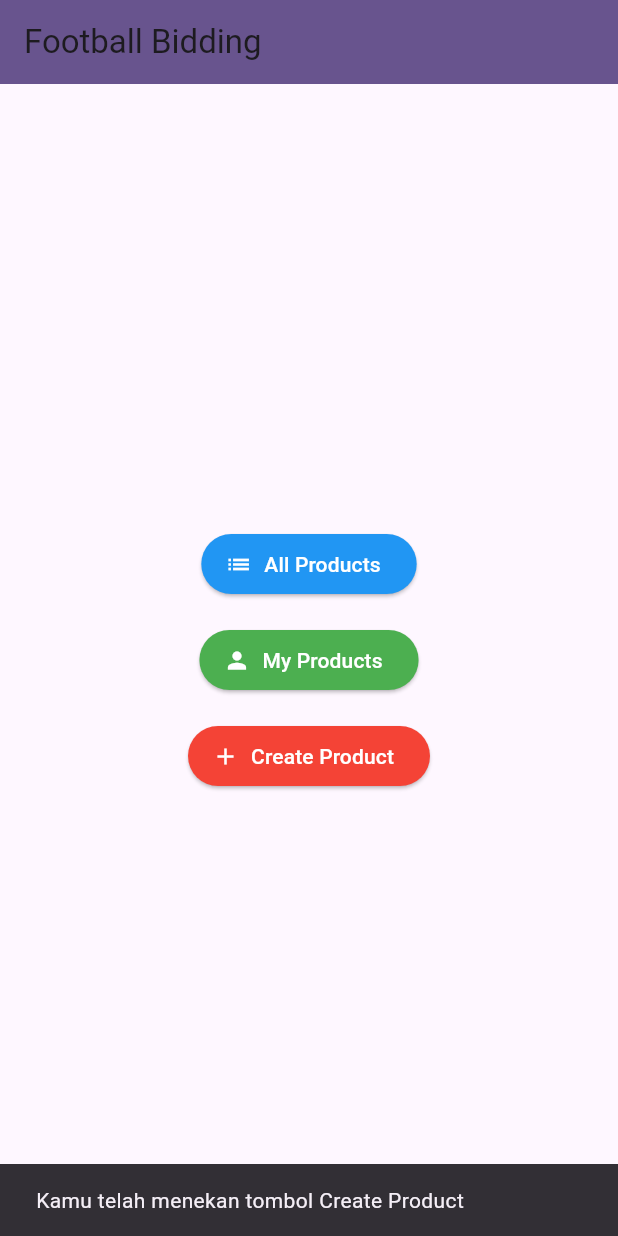
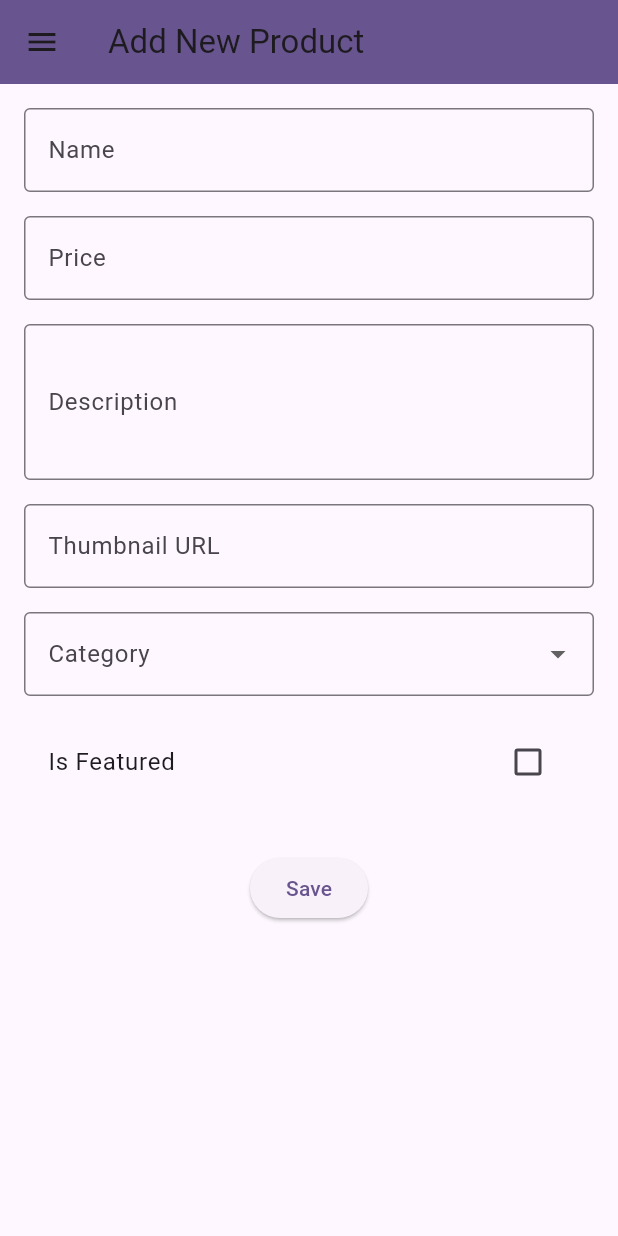
Before and after one commit to nzafranf/football-bidding-flutter, a Flutter app: the screen it shows after launch, after a tap on "Create Product", on a phone screen of 412 x 824 dp. Run offline on Flutter 3.47's test engine with Material 3 defaults, Android fonts, the phone set to English and light mode, and no system bars.

Commit message:
Implement Tugas 8: Navigation, Layouts, Forms, and Input Elements

```diff
--- a/lib/main.dart
+++ b/lib/main.dart
@@ -1,4 +1,5 @@
 import 'package:flutter/material.dart';
+import 'screens/product_form.dart';
 
 void main() {
   runApp(const MyApp());
@@ -19,70 +20,3 @@ class MyApp extends StatelessWidget {
     );
   }
 }
-
-class MyHomePage extends StatefulWidget {
-  const MyHomePage({super.key});
-
-  @override
-  State<MyHomePage> createState() => _MyHomePageState();
-}
-
-class _MyHomePageState extends State<MyHomePage> {
-  @override
-  Widget build(BuildContext context) {
-    return Scaffold(
-      appBar: AppBar(
-        title: const Text('Football Bidding'),
-        backgroundColor: Theme.of(context).colorScheme.primary,
-      ),
-      body: Center(
-        child: Column(
-          mainAxisAlignment: MainAxisAlignment.center,
-          children: <Widget>[
-            ElevatedButton.icon(
-              onPressed: () {
-                ScaffoldMessenger.of(context).showSnackBar(
-                  const SnackBar(content: Text('Kamu telah menekan tombol All Products')),
-                );
-              },
-              icon: const Icon(Icons.list),
-              label: const Text('All Products'),
-              style: ElevatedButton.styleFrom(
-                backgroundColor: Colors.blue,
-                foregroundColor: Colors.white,
-              ),
-            ),
-            const SizedBox(height: 16),
-            ElevatedButton.icon(
-              onPressed: () {
-                ScaffoldMessenger.of(context).showSnackBar(
-                  const SnackBar(content: Text('Kamu telah menekan tombol My Products')),
-                );
-              },
-              icon: const Icon(Icons.person),
-              label: const Text('My Products'),
-              style: ElevatedButton.styleFrom(
-                backgroundColor: Colors.green,
-                foregroundColor: Colors.white,
-              ),
-            ),
-            const SizedBox(height: 16),
-            ElevatedButton.icon(
-              onPressed: () {
-                ScaffoldMessenger.of(context).showSnackBar(
-                  const SnackBar(content: Text('Kamu telah menekan tombol Create Product')),
-                );
-              },
-              icon: const Icon(Icons.add),
-              label: const Text('Create Product'),
-              style: ElevatedButton.styleFrom(
-                backgroundColor: Colors.red,
-                foregroundColor: Colors.white,
-              ),
-            ),
-          ],
-        ),
-      ),
-    );
-  }
-}
--- /dev/null
+++ b/lib/screens/product_form.dart
@@ -0,0 +1,343 @@
+import 'package:flutter/material.dart';
+
+class ProductFormPage extends StatefulWidget {
+  const ProductFormPage({super.key});
+
+  @override
+  State<ProductFormPage> createState() => _ProductFormPageState();
+}
+
+class MyHomePage extends StatefulWidget {
+  const MyHomePage({super.key});
+
+  @override
+  State<MyHomePage> createState() => _MyHomePageState();
+}
+
+class _MyHomePageState extends State<MyHomePage> {
+  @override
+  Widget build(BuildContext context) {
+    return Scaffold(
+      appBar: AppBar(
+        title: const Text('Football Bidding'),
+        backgroundColor: Theme.of(context).colorScheme.primary,
+      ),
+      drawer: Drawer(
+        child: ListView(
+          padding: EdgeInsets.zero,
+          children: [
+            const DrawerHeader(
+              decoration: BoxDecoration(
+                color: Colors.deepPurple,
+              ),
+              child: Text(
+                'Football Bidding',
+                style: TextStyle(
+                  color: Colors.white,
+                  fontSize: 24,
+                ),
+              ),
+            ),
+            ListTile(
+              leading: const Icon(Icons.home),
+              title: const Text('Home'),
+              onTap: () {
+                Navigator.pop(context); // Close drawer
+              },
+            ),
+            ListTile(
+              leading: const Icon(Icons.add),
+              title: const Text('Add Product'),
+              onTap: () {
+                Navigator.push(
+                  context,
+                  MaterialPageRoute(builder: (context) => const ProductFormPage()),
+                );
+              },
+            ),
+          ],
+        ),
+      ),
+      body: Center(
+        child: Column(
+          mainAxisAlignment: MainAxisAlignment.center,
+          children: <Widget>[
+            ElevatedButton.icon(
+              onPressed: () {
+                ScaffoldMessenger.of(context).showSnackBar(
+                  const SnackBar(content: Text('Kamu telah menekan tombol All Products')),
+                );
+              },
+              icon: const Icon(Icons.list),
+              label: const Text('All Products'),
+              style: ElevatedButton.styleFrom(
+                backgroundColor: Colors.blue,
+                foregroundColor: Colors.white,
+              ),
+            ),
+            const SizedBox(height: 16),
+            ElevatedButton.icon(
+              onPressed: () {
+                ScaffoldMessenger.of(context).showSnackBar(
+                  const SnackBar(content: Text('Kamu telah menekan tombol My Products')),
+                );
+              },
+              icon: const Icon(Icons.person),
+              label: const Text('My Products'),
+              style: ElevatedButton.styleFrom(
+                backgroundColor: Colors.green,
+                foregroundColor: Colors.white,
+              ),
+            ),
+            const SizedBox(height: 16),
+            ElevatedButton.icon(
+              onPressed: () {
+                Navigator.push(
+                  context,
+                  MaterialPageRoute(builder: (context) => const ProductFormPage()),
+                );
+              },
+              icon: const Icon(Icons.add),
+              label: const Text('Create Product'),
+              style: ElevatedButton.styleFrom(
+                backgroundColor: Colors.red,
+                foregroundColor: Colors.white,
+              ),
+            ),
+          ],
+        ),
+      ),
+    );
+  }
+}
+
+class _ProductFormPageState extends State<ProductFormPage> {
+  final _formKey = GlobalKey<FormState>();
+  String _name = "";
+  int _price = 0;
+  String _description = "";
+  String _thumbnail = "";
+  String _category = "";
+  bool _isFeatured = false;
+
+  @override
+  Widget build(BuildContext context) {
+    return Scaffold(
+      appBar: AppBar(
+        title: const Text('Add New Product'),
+        backgroundColor: Theme.of(context).colorScheme.primary,
+      ),
+      drawer: Drawer(
+        child: ListView(
+          padding: EdgeInsets.zero,
+          children: [
+            const DrawerHeader(
+              decoration: BoxDecoration(
+                color: Colors.deepPurple,
+              ),
+              child: Text(
+                'Football Bidding',
+                style: TextStyle(
+                  color: Colors.white,
+                  fontSize: 24,
+                ),
+              ),
+            ),
+            ListTile(
+              leading: const Icon(Icons.home),
+              title: const Text('Home'),
+              onTap: () {
+                Navigator.pushReplacement(
+                  context,
+                  MaterialPageRoute(builder: (context) => const MyHomePage()),
+                );
+              },
+            ),
+            ListTile(
+              leading: const Icon(Icons.add),
+              title: const Text('Add Product'),
+              onTap: () {
+                Navigator.pop(context); // Close drawer
+              },
+            ),
+          ],
+        ),
+      ),
+      body: Form(
+        key: _formKey,
+        child: SingleChildScrollView(
+          padding: const EdgeInsets.all(16.0),
+          child: Column(
+            crossAxisAlignment: CrossAxisAlignment.start,
+            children: [
+              TextFormField(
+                decoration: const InputDecoration(
+                  labelText: 'Name',
+                  border: OutlineInputBorder(),
+                ),
+                onChanged: (String? value) {
+                  setState(() {
+                    _name = value!;
+                  });
+                },
+                validator: (String? value) {
+                  if (value == null || value.isEmpty) {
+                    return 'Name cannot be empty!';
+                  }
+                  if (value.length < 3) {
+                    return 'Name must be at least 3 characters!';
+                  }
+                  return null;
+                },
+              ),
+              const SizedBox(height: 16),
+              TextFormField(
+                decoration: const InputDecoration(
+                  labelText: 'Price',
+                  border: OutlineInputBorder(),
+                ),
+                keyboardType: TextInputType.number,
+                onChanged: (String? value) {
+                  setState(() {
+                    _price = int.tryParse(value!) ?? 0;
+                  });
+                },
+                validator: (String? value) {
+                  if (value == null || value.isEmpty) {
+                    return 'Price cannot be empty!';
+                  }
+                  final price = int.tryParse(value);
+                  if (price == null) {
+                    return 'Price must be a valid number!';
+                  }
+                  if (price <= 0) {
+                    return 'Price must be greater than 0!';
+                  }
+                  return null;
+                },
+              ),
+              const SizedBox(height: 16),
+              TextFormField(
+                decoration: const InputDecoration(
+                  labelText: 'Description',
+                  border: OutlineInputBorder(),
+                ),
+                maxLines: 3,
+                onChanged: (String? value) {
+                  setState(() {
+                    _description = value!;
+                  });
+                },
+                validator: (String? value) {
+                  if (value == null || value.isEmpty) {
+                    return 'Description cannot be empty!';
+                  }
+                  if (value.length < 10) {
+                    return 'Description must be at least 10 characters!';
+                  }
+                  return null;
+                },
+              ),
+              const SizedBox(height: 16),
+              TextFormField(
+                decoration: const InputDecoration(
+                  labelText: 'Thumbnail URL',
+                  border: OutlineInputBorder(),
+                ),
+                onChanged: (String? value) {
+                  setState(() {
+                    _thumbnail = value!;
+                  });
+                },
+                validator: (String? value) {
+                  if (value == null || value.isEmpty) {
+                    return 'Thumbnail URL cannot be empty!';
+                  }
+                  final uri = Uri.tryParse(value);
+                  if (uri == null || !uri.hasScheme || !uri.hasAuthority) {
+                    return 'Please enter a valid URL!';
+                  }
+                  return null;
+                },
+              ),
+              const SizedBox(height: 16),
+              DropdownButtonFormField<String>(
+                decoration: const InputDecoration(
+                  labelText: 'Category',
+                  border: OutlineInputBorder(),
+                ),
+                value: _category.isEmpty ? null : _category,
+                items: ['Jersey', 'Ball', 'Shoes', 'Accessories'].map((String value) {
+                  return DropdownMenuItem<String>(
+                    value: value,
+                    child: Text(value),
+                  );
+                }).toList(),
+                onChanged: (String? newValue) {
+                  setState(() {
+                    _category = newValue!;
+                  });
+                },
+                validator: (String? value) {
+                  if (value == null || value.isEmpty) {
+                    return 'Please select a category!';
+                  }
+                  return null;
+                },
+              ),
+              const SizedBox(height: 16),
+              CheckboxListTile(
+                title: const Text('Is Featured'),
+                value: _isFeatured,
+                onChanged: (bool? value) {
+                  setState(() {
+                    _isFeatured = value!;
+                  });
+                },
+              ),
+              const SizedBox(height: 32),
+              Center(
+                child: ElevatedButton(
+                  onPressed: () {
+                    if (_formKey.currentState!.validate()) {
+                      showDialog(
+                        context: context,
+                        builder: (context) {
+                          return AlertDialog(
+                            title: const Text('Product Details'),
+                            content: SingleChildScrollView(
+                              child: Column(
+                                crossAxisAlignment: CrossAxisAlignment.start,
+                                children: [
+                                  Text('Name: $_name'),
+                                  Text('Price: $_price'),
+                                  Text('Description: $_description'),
+                                  Text('Thumbnail: $_thumbnail'),
+                                  Text('Category: $_category'),
+                                  Text('Is Featured: $_isFeatured'),
+                                ],
+                              ),
+                            ),
+                            actions: [
+                              TextButton(
+                                child: const Text('OK'),
+                                onPressed: () {
+                                  Navigator.of(context).pop();
+                                },
+                              ),
+                            ],
+                          );
+                        },
+                      );
+                    }
+                  },
+                  child: const Text('Save'),
+                ),
+              ),
+            ],
+          ),
+        ),
+      ),
+    );
+  }
+}
```
Also changed, not shown: 2 other files.
